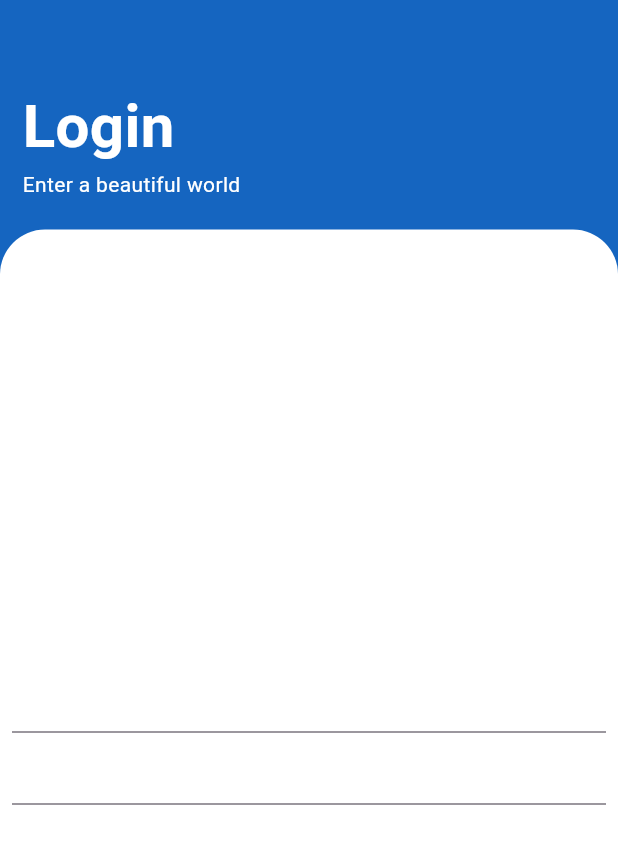
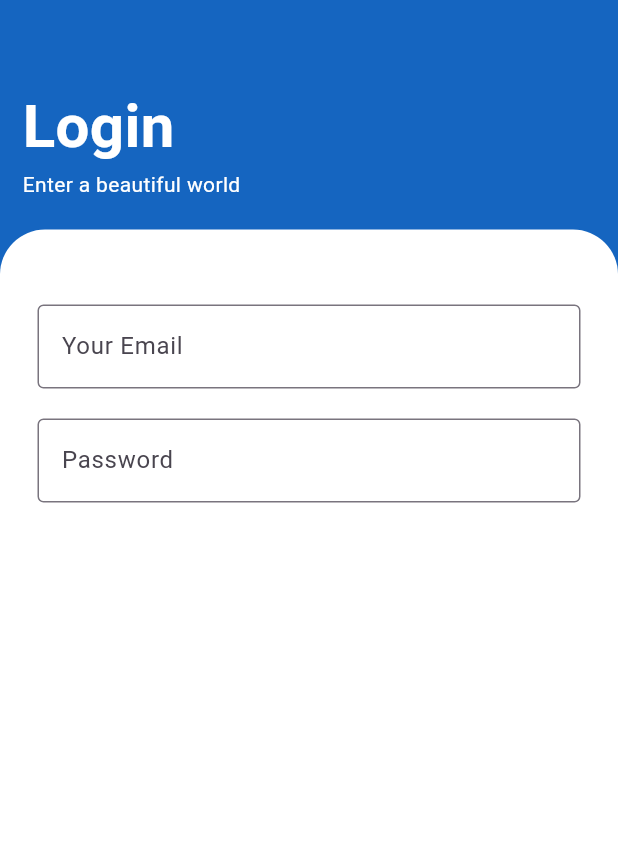
Before and after one commit to AnJasid/app_to_do_list, a Flutter app: the screen it shows after launch, on a phone screen of 412 x 824 dp. Shown: the top 844 px of the screen. Run offline on Flutter 3.47's test engine with Material 3 defaults, Android fonts, the phone set to English and light mode, and no system bars.

Commit message:
update login screen: modify TextFormField

```diff
--- a/lib/screens/login_screen.dart
+++ b/lib/screens/login_screen.dart
@@ -44,12 +44,26 @@ class LoginScreen extends StatelessWidget {
                 ),
               ),
               child: Padding(
-                padding: const EdgeInsets.all(8.0),
+                padding: EdgeInsets.symmetric(
+                  horizontal: 25.0,
+                  vertical: 50.0,
+                ),
                 child: Column(
-                  mainAxisAlignment: MainAxisAlignment.center,
                   children: <Widget>[
-                    TextFormField(),
-                    TextFormField(),
+                    TextFormField(
+                      decoration: InputDecoration(
+                        labelText: 'Your Email',
+                        hintText: 'example@email.com',
+                        border: OutlineInputBorder(),
+                      ),
+                    ),
+                    SizedBox(height: 20.0),
+                    TextFormField(
+                      decoration: InputDecoration(
+                        labelText: 'Password',
+                        border: OutlineInputBorder(),
+                      ),
+                    ),
                   ],
                 ),
               ),
```
